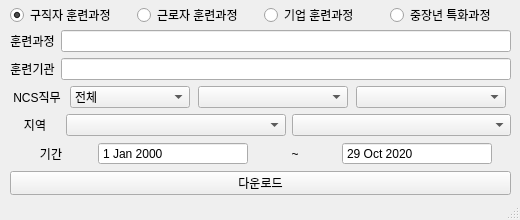
Before: the Qt Designer form main_gui.ui in kaevowen/HRDNET_SCRAPER, drawn with Qt 5.
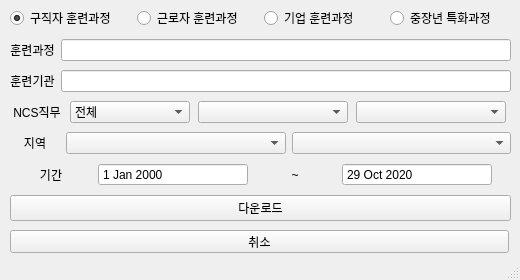
After: the same form once the commit is applied.

Patch:
```diff
--- a/main_gui.ui
+++ b/main_gui.ui
@@ -7,7 +7,7 @@
     <x>0</x>
     <y>0</y>
     <width>520</width>
-    <height>220</height>
+    <height>280</height>
    </rect>
   </property>
   <property name="sizePolicy">
@@ -19,73 +19,57 @@
   <property name="minimumSize">
    <size>
     <width>520</width>
-    <height>220</height>
+    <height>280</height>
    </size>
   </property>
   <property name="maximumSize">
    <size>
     <width>520</width>
-    <height>220</height>
+    <height>280</height>
    </size>
   </property>
   <property name="windowTitle">
    <string>HRD-Net Crawler</string>
   </property>
   <widget class="QWidget" name="centralwidget">
-   <widget class="QWidget" name="horizontalLayoutWidget">
-    <property name="geometry">
-     <rect>
-      <x>10</x>
-      <y>0</y>
-      <width>501</width>
-      <height>31</height>
-     </rect>
-    </property>
-    <layout class="QHBoxLayout" name="SearchOptList">
-     <item>
-      <widget class="QRadioButton" name="optA">
-       <property name="text">
-        <string>구직자 훈련과정</string>
-       </property>
-       <property name="checked">
-        <bool>true</bool>
-       </property>
-      </widget>
-     </item>
-     <item>
-      <widget class="QRadioButton" name="optB">
-       <property name="text">
-        <string>근로자 훈련과정</string>
-       </property>
-      </widget>
-     </item>
-     <item>
-      <widget class="QRadioButton" name="optC">
-       <property name="text">
-        <string>기업 훈련과정</string>
-       </property>
-      </widget>
-     </item>
-     <item>
-      <widget class="QRadioButton" name="optD">
-       <property name="text">
-        <string>중장년 특화과정</string>
-       </property>
-      </widget>
-     </item>
-    </layout>
-   </widget>
    <widget class="QWidget" name="gridLayoutWidget_2">
     <property name="geometry">
      <rect>
       <x>10</x>
-      <y>30</y>
+      <y>3</y>
       <width>501</width>
-      <height>165</height>
+      <height>221</height>
      </rect>
     </property>
     <layout class="QGridLayout" name="gridLayout_2">
-     <item row="4" column="0">
+     <item row="2" column="0">
+      <layout class="QHBoxLayout" name="horizontalLayout_2">
+       <item>
+        <widget class="QLabel" name="label">
+         <property name="maximumSize">
+          <size>
+           <width>50</width>
+           <height>16777215</height>
+          </size>
+         </property>
+         <property name="text">
+          <string>훈련기관</string>
+         </property>
+         <property name="alignment">
+          <set>Qt::AlignCenter</set>
+         </property>
+        </widget>
+       </item>
+       <item>
+        <widget class="QLineEdit" name="lineEdit">
+         <property name="text">
+          <string/>
+         </property>
+        </widget>
+       </item>
+      </layout>
+     </item>
+     <item row="5" column="0">
       <layout class="QHBoxLayout" name="horizontalLayout_4">
        <item>
         <widget class="QLabel" name="label_8">
@@ -163,7 +147,7 @@
        </item>
       </layout>
      </item>
-     <item row="2" column="0">
+     <item row="3" column="0">
       <layout class="QHBoxLayout" name="horizontalLayout">
        <item>
         <widget class="QLabel" name="label_7">
@@ -224,64 +208,7 @@
        </item>
       </layout>
      </item>
-     <item row="3" column="0">
-      <layout class="QHBoxLayout" name="horizontalLayout_5">
-       <item>
-        <widget class="QLabel" name="label_6">
-         <property name="maximumSize">
-          <size>
-           <width>50</width>
-           <height>16777215</height>
-          </size>
-         </property>
-         <property name="text">
-          <string>지역</string>
-         </property>
-         <property name="alignment">
-          <set>Qt::AlignCenter</set>
-         </property>
-        </widget>
-       </item>
-       <item>
-        <widget class="QComboBox" name="upperAreaCd"/>
-       </item>
-       <item>
-        <widget class="QComboBox" name="areaCd">
-         <property name="enabled">
-          <bool>true</bool>
-         </property>
-        </widget>
-       </item>
-      </layout>
-     </item>
      <item row="1" column="0">
-      <layout class="QHBoxLayout" name="horizontalLayout_2">
-       <item>
-        <widget class="QLabel" name="label">
-         <property name="maximumSize">
-          <size>
-           <width>50</width>
-           <height>16777215</height>
-          </size>
-         </property>
-         <property name="text">
-          <string>훈련기관</string>
-         </property>
-         <property name="alignment">
-          <set>Qt::AlignCenter</set>
-         </property>
-        </widget>
-       </item>
-       <item>
-        <widget class="QLineEdit" name="lineEdit">
-         <property name="text">
-          <string/>
-         </property>
-        </widget>
-       </item>
-      </layout>
-     </item>
-     <item row="0" column="0">
       <layout class="QHBoxLayout" name="horizontalLayout_3">
        <item>
         <widget class="QLabel" name="label_2">
@@ -304,15 +231,93 @@
        </item>
       </layout>
      </item>
-     <item row="5" column="0">
+     <item row="6" column="0">
       <widget class="QPushButton" name="execBtn">
        <property name="text">
         <string>다운로드</string>
        </property>
       </widget>
      </item>
+     <item row="4" column="0">
+      <layout class="QHBoxLayout" name="horizontalLayout_5">
+       <item>
+        <widget class="QLabel" name="label_6">
+         <property name="maximumSize">
+          <size>
+           <width>50</width>
+           <height>16777215</height>
+          </size>
+         </property>
+         <property name="text">
+          <string>지역</string>
+         </property>
+         <property name="alignment">
+          <set>Qt::AlignCenter</set>
+         </property>
+        </widget>
+       </item>
+       <item>
+        <widget class="QComboBox" name="upperAreaCd"/>
+       </item>
+       <item>
+        <widget class="QComboBox" name="areaCd">
+         <property name="enabled">
+          <bool>true</bool>
+         </property>
+        </widget>
+       </item>
+      </layout>
+     </item>
+     <item row="0" column="0">
+      <layout class="QHBoxLayout" name="SearchOptList">
+       <item>
+        <widget class="QRadioButton" name="optA">
+         <property name="text">
+          <string>구직자 훈련과정</string>
+         </property>
+         <property name="checked">
+          <bool>true</bool>
+         </property>
+        </widget>
+       </item>
+       <item>
+        <widget class="QRadioButton" name="optB">
+         <property name="text">
+          <string>근로자 훈련과정</string>
+         </property>
+        </widget>
+       </item>
+       <item>
+        <widget class="QRadioButton" name="optC">
+         <property name="text">
+          <string>기업 훈련과정</string>
+         </property>
+        </widget>
+       </item>
+       <item>
+        <widget class="QRadioButton" name="optD">
+         <property name="text">
+          <string>중장년 특화과정</string>
+         </property>
+        </widget>
+       </item>
+      </layout>
+     </item>
     </layout>
    </widget>
+   <widget class="QPushButton" name="cancelBtn">
+    <property name="geometry">
+     <rect>
+      <x>10</x>
+      <y>230</y>
+      <width>499</width>
+      <height>23</height>
+     </rect>
+    </property>
+    <property name="text">
+     <string>취소</string>
+    </property>
+   </widget>
   </widget>
   <widget class="QStatusBar" name="statusbar"/>
  </widget>
```
